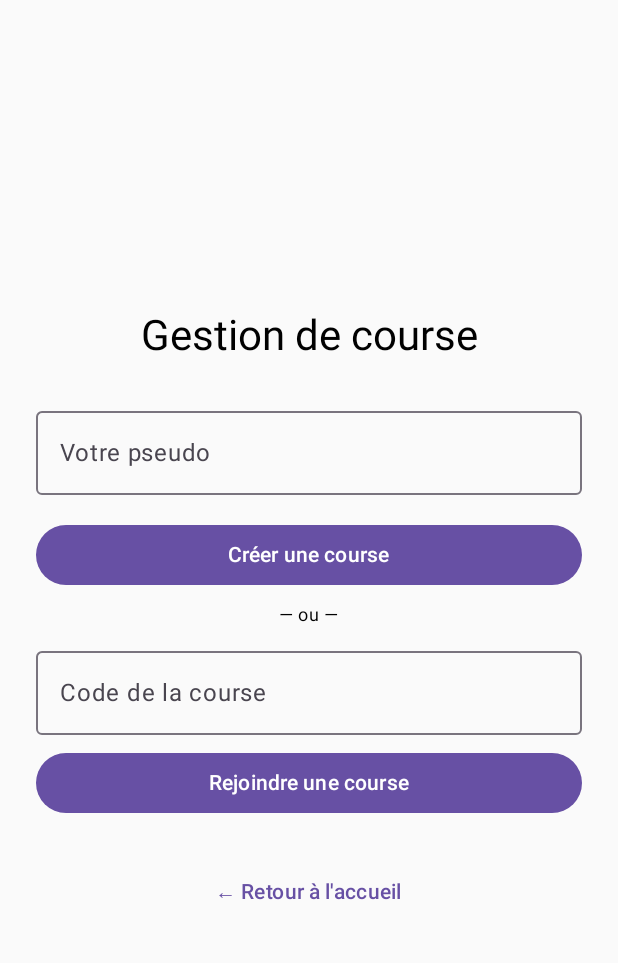
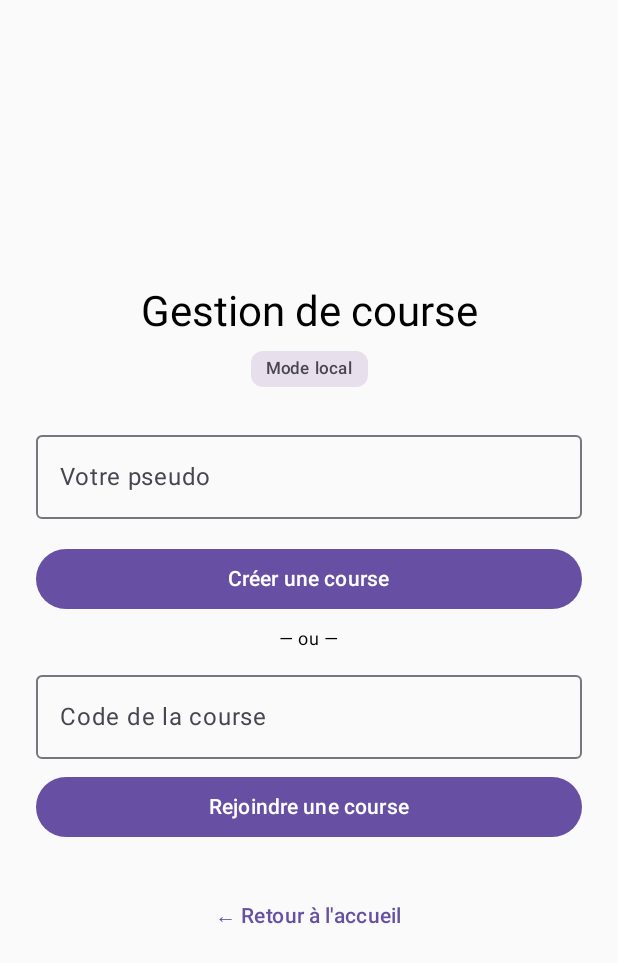
Before and after one commit to GSavatte/KBLE, an Android app built with Jetpack Compose: the screen it shows after launch (MainActivity), after a tap on "Rejoindre une course", on a phone screen of 412 x 824 dp. Shown: the top 963 px of the screen. Run offline under Robolectric (Android 15) with nearby library versions, the phone set to English and light mode, and no system bars; libraries missing offline, so code that uses them is left out: io.github.jan.supabase.

Commit message:
feat: gestion des lobby multi joueur avec supabase

```diff
--- a/app/src/main/AndroidManifest.xml
+++ b/app/src/main/AndroidManifest.xml
@@ -1,6 +1,7 @@
 <?xml version="1.0" encoding="utf-8"?>
 <manifest xmlns:android="http://schemas.android.com/apk/res/android"
     xmlns:tools="http://schemas.android.com/tools">
+    <uses-permission android:name="android.permission.INTERNET" />
     <uses-permission android:name="android.permission.BLUETOOTH" android:maxSdkVersion="30" />
     <uses-permission android:name="android.permission.BLUETOOTH_ADMIN" android:maxSdkVersion="30" />
     <uses-permission android:name="android.permission.BLUETOOTH_SCAN" />
--- /dev/null
+++ b/app/src/main/java/com/example/kble/network/SupabaseClient.kt
@@ -0,0 +1,27 @@
+package com.example.kble.network
+
+import com.example.kble.BuildConfig
+import io.github.jan.supabase.SupabaseClient
+import io.github.jan.supabase.createSupabaseClient
+import io.github.jan.supabase.postgrest.Postgrest
+import io.github.jan.supabase.realtime.Realtime
+import io.ktor.client.engine.okhttp.OkHttp
+
+object KbleSupabase {
+    var url: String = BuildConfig.SUPABASE_URL
+    var anonKey: String = BuildConfig.SUPABASE_ANON_KEY
+
+    val isConfigured: Boolean
+        get() = url.startsWith("https://") && !url.contains("your-project") && anonKey.isNotBlank() && anonKey != "your-anon-key"
+
+    val client: SupabaseClient by lazy {
+        createSupabaseClient(
+            supabaseUrl = url,
+            supabaseKey = anonKey
+        ) {
+            httpEngine = OkHttp.create()
+            install(Postgrest)
+            install(Realtime)
+        }
+    }
+}
--- a/app/src/main/java/com/example/kble/race/RaceScreen.kt
+++ b/app/src/main/java/com/example/kble/race/RaceScreen.kt
@@ -8,7 +8,6 @@ import androidx.compose.runtime.*
 import androidx.compose.ui.Alignment
 import androidx.compose.ui.Modifier
 import androidx.compose.ui.text.font.FontWeight
-import androidx.compose.ui.text.style.TextAlign
 import androidx.compose.ui.unit.dp
 import androidx.lifecycle.viewmodel.compose.viewModel
 
@@ -27,30 +26,79 @@ fun RaceScreen(viewModel: CourseViewModel = viewModel(), onRetour: () -> Unit) {
 
 @Composable
 private fun AccueilCourseScreen(vm: CourseViewModel, onRetour: () -> Unit) {
+    val state by vm.uiState.collectAsState()
     var nom by remember { mutableStateOf("") }
     var code by remember { mutableStateOf("") }
-    var erreur by remember { mutableStateOf<String?>(null) }
+    var erreurLocale by remember { mutableStateOf<String?>(null) }
 
     Column(Modifier.fillMaxSize().padding(24.dp), Arrangement.Center, Alignment.CenterHorizontally) {
         Text("Gestion de course", style = MaterialTheme.typography.headlineMedium)
+        Spacer(Modifier.height(8.dp))
+
+        //badge statut réseau
+        Surface(
+            color = if (vm.isOnline) MaterialTheme.colorScheme.primaryContainer else MaterialTheme.colorScheme.surfaceVariant,
+            shape = MaterialTheme.shapes.small
+        ) {
+            Text(
+                text = if (vm.isOnline) "Supabase connecté" else "Mode local",
+                modifier = Modifier.padding(horizontal = 10.dp, vertical = 4.dp),
+                style = MaterialTheme.typography.labelSmall
+            )
+        }
+
         Spacer(Modifier.height(24.dp))
-        OutlinedTextField(nom, { nom = it }, label = { Text("Votre pseudo") }, singleLine = true, modifier = Modifier.fillMaxWidth())
+        OutlinedTextField(
+            value = nom,
+            onValueChange = { nom = it },
+            label = { Text("Votre pseudo") },
+            singleLine = true,
+            modifier = Modifier.fillMaxWidth()
+        )
         Spacer(Modifier.height(16.dp))
-        Button(onClick = {
-            if (nom.isBlank()) { erreur = "Entrez un pseudo"; return@Button }
-            vm.creerCourse(nom.trim())
-        }, Modifier.fillMaxWidth()) { Text("Créer une course") }
+        Button(
+            onClick = {
+                if (nom.isBlank()) { erreurLocale = "Entrez un pseudo"; return@Button }
+                erreurLocale = null
+                vm.creerCourse(nom.trim())
+            },
+            modifier = Modifier.fillMaxWidth(),
+            enabled = !state.chargement
+        ) {
+            if (state.chargement) CircularProgressIndicator(Modifier.size(20.dp), strokeWidth = 2.dp)
+            else Text("Créer une course")
+        }
         Spacer(Modifier.height(8.dp))
         Text("— ou —", style = MaterialTheme.typography.bodySmall)
         Spacer(Modifier.height(8.dp))
-        OutlinedTextField(code, { code = it.uppercase() }, label = { Text("Code de la course") }, singleLine = true, modifier = Modifier.fillMaxWidth())
+        OutlinedTextField(
+            value = code,
+            onValueChange = { code = it.uppercase() },
+            label = { Text("Code de la course") },
+            singleLine = true,
+            modifier = Modifier.fillMaxWidth()
+        )
         Spacer(Modifier.height(8.dp))
-        Button(onClick = {
-            if (nom.isBlank()) { erreur = "Entrez un pseudo"; return@Button }
-            if (code.isBlank()) { erreur = "Entrez un code"; return@Button }
-            if (!vm.rejoindreCourse(code.trim(), nom.trim())) erreur = "Code invalide ou course pleine"
-        }, Modifier.fillMaxWidth()) { Text("Rejoindre une course") }
-        erreur?.let { Spacer(Modifier.height(8.dp)); Text(it, color = MaterialTheme.colorScheme.error) }
+        Button(
+            onClick = {
+                if (nom.isBlank()) { erreurLocale = "Entrez un pseudo"; return@Button }
+                if (code.isBlank()) { erreurLocale = "Entrez un code"; return@Button }
+                erreurLocale = null
+                vm.rejoindreCourse(code.trim(), nom.trim())
+            },
+            modifier = Modifier.fillMaxWidth(),
+            enabled = !state.chargement
+        ) {
+            if (state.chargement) CircularProgressIndicator(Modifier.size(20.dp), strokeWidth = 2.dp)
+            else Text("Rejoindre une course")
+        }
+
+        val messageErreur = erreurLocale ?: state.erreur
+        messageErreur?.let {
+            Spacer(Modifier.height(8.dp))
+            Text(it, color = MaterialTheme.colorScheme.error, style = MaterialTheme.typography.bodySmall)
+        }
+
         Spacer(Modifier.height(24.dp))
         TextButton(onClick = onRetour) { Text("← Retour à l'accueil") }
     }
@@ -65,23 +113,30 @@ private fun LobbyScreen(vm: CourseViewModel, onRetour: () -> Unit) {
     val estHote = state.joueurLocal?.nom == course.hote
 
     Column(Modifier.fillMaxSize().padding(24.dp), horizontalAlignment = Alignment.CenterHorizontally) {
-        Text("Lobby", style = MaterialTheme.typography.headlineMedium)
+        Text("Lobby de course", style = MaterialTheme.typography.headlineMedium)
         Spacer(Modifier.height(8.dp))
         Card(Modifier.fillMaxWidth()) {
             Column(Modifier.padding(16.dp), horizontalAlignment = Alignment.CenterHorizontally) {
-                Text("Code de la course", style = MaterialTheme.typography.labelMedium)
+                Text("Code d'accès", style = MaterialTheme.typography.labelMedium)
                 Text(course.id, style = MaterialTheme.typography.headlineLarge, fontWeight = FontWeight.Bold)
                 Text("${course.nomCircuit} · ${course.nombreToursTotal} tours · ${course.portesParTour} portes/tour", style = MaterialTheme.typography.bodySmall)
+                if (vm.isOnline) {
+                    Text("Synchronisation temps réel active", style = MaterialTheme.typography.labelSmall, color = MaterialTheme.colorScheme.primary)
+                }
             }
         }
         Spacer(Modifier.height(16.dp))
-        Text("Joueurs (${course.joueurs.size}/${course.maxJoueurs})", style = MaterialTheme.typography.titleMedium)
+        Text("Joueurs connectés (${course.joueurs.size}/${course.maxJoueurs})", style = MaterialTheme.typography.titleMedium)
         Spacer(Modifier.height(8.dp))
         LazyColumn(Modifier.weight(1f).fillMaxWidth()) {
             itemsIndexed(course.joueurs) { i, joueur ->
-                Card(Modifier.fillMaxWidth().padding(vertical = 4.dp)) {
-                    Row(Modifier.padding(12.dp).fillMaxWidth(), Arrangement.SpaceBetween) {
-                        Text("${i + 1}. ${joueur.nom}")
+                val estMoi = joueur.id == state.joueurLocal?.id
+                Card(
+                    Modifier.fillMaxWidth().padding(vertical = 4.dp),
+                    colors = if (estMoi) CardDefaults.cardColors(containerColor = MaterialTheme.colorScheme.primaryContainer) else CardDefaults.cardColors()
+                ) {
+                    Row(Modifier.padding(12.dp).fillMaxWidth(), Arrangement.SpaceBetween, Alignment.CenterVertically) {
+                        Text("${i + 1}. ${joueur.nom} ${if (estMoi) "(vous)" else ""}", fontWeight = if (estMoi) FontWeight.Bold else FontWeight.Normal)
                         if (joueur.nom == course.hote) Text("Hôte", style = MaterialTheme.typography.labelSmall)
                     }
                 }
@@ -90,9 +145,17 @@ private fun LobbyScreen(vm: CourseViewModel, onRetour: () -> Unit) {
         Spacer(Modifier.height(16.dp))
         if (estHote) {
             Button({ vm.lancerCourse() }, Modifier.fillMaxWidth(), enabled = course.joueurs.isNotEmpty()) {
-                Text("🚦 Lancer la course !")
+                Text("Lancer la course pour tous !")
             }
-        } else Text("En attente du lancement par l'hôte…")
+        } else {
+            Card(Modifier.fillMaxWidth(), colors = CardDefaults.cardColors(containerColor = MaterialTheme.colorScheme.surfaceVariant)) {
+                Row(Modifier.padding(16.dp).fillMaxWidth(), horizontalArrangement = Arrangement.Center, verticalAlignment = Alignment.CenterVertically) {
+                    CircularProgressIndicator(Modifier.size(16.dp), strokeWidth = 2.dp)
+                    Spacer(Modifier.width(12.dp))
+                    Text("En attente du départ par l'hôte…", style = MaterialTheme.typography.bodyMedium)
+                }
+            }
+        }
         Spacer(Modifier.height(8.dp))
         TextButton({ vm.quitterCourse(); onRetour() }) { Text("Quitter le lobby") }
     }
@@ -108,24 +171,22 @@ private fun CourseEnCoursScreen(vm: CourseViewModel, onRetour: () -> Unit) {
     val totalPortes = course.nombreToursTotal * course.portesParTour
 
     Column(Modifier.fillMaxSize().padding(16.dp)) {
-        // Carte de statut personnel
         Card(Modifier.fillMaxWidth(), colors = CardDefaults.cardColors(containerColor = MaterialTheme.colorScheme.primaryContainer)) {
             Column(Modifier.padding(16.dp)) {
                 Text("Position : ${moi.position}/${course.joueurs.size}", style = MaterialTheme.typography.headlineLarge, fontWeight = FontWeight.Bold)
                 Text("Tour ${moi.tourActuel}/${course.nombreToursTotal} · Porte ${moi.dernierePorte}/$totalPortes")
-                Text("Temps : ${"%.1f".format(moi.tempsMs / 1000.0)}s", style = MaterialTheme.typography.bodyLarge)
+                Text("Chrono : ${"%.1f".format(moi.tempsMs / 1000.0)}s", style = MaterialTheme.typography.bodyLarge)
             }
         }
         Spacer(Modifier.height(12.dp))
 
-        // Boutons d'action
         Row(Modifier.fillMaxWidth(), Arrangement.spacedBy(8.dp)) {
             Button({ vm.enregistrerPassagePorte() }, Modifier.weight(1f), enabled = !moi.aFini) {
-                Text(if (moi.aFini) "Arrivé !" else "⚡ Porte")
+                Text(if (moi.aFini) "Arrivé !" else "Valider porte")
             }
-            if (course.joueurs.size > 1) {
+            if (!vm.isOnline && course.joueurs.size > 1) {
                 OutlinedButton({ vm.simulerAdversaire() }, Modifier.weight(1f)) {
-                    Text("🤖 Simul. IA")
+                    Text("Simulation")
                 }
             }
         }
@@ -134,7 +195,6 @@ private fun CourseEnCoursScreen(vm: CourseViewModel, onRetour: () -> Unit) {
         Text("Classement en direct", style = MaterialTheme.typography.titleMedium)
         Spacer(Modifier.height(8.dp))
 
-        // Tableau de classement
         LazyColumn(Modifier.weight(1f)) {
             val classement = course.joueurs.sortedBy { it.position }
             itemsIndexed(classement) { _, joueur ->
@@ -147,7 +207,7 @@ private fun CourseEnCoursScreen(vm: CourseViewModel, onRetour: () -> Unit) {
                         val medaille = when (joueur.position) { 1 -> "🥇"; 2 -> "🥈"; 3 -> "🥉"; else -> "  " }
                         Text("$medaille ${joueur.nom}", fontWeight = if (estMoi) FontWeight.Bold else FontWeight.Normal)
                         Text(
-                            if (joueur.aFini) "${"%.1f".format(joueur.tempsMs / 1000.0)}s"
+                            if (joueur.aFini) "Terminé (${"%.1f".format(joueur.tempsMs / 1000.0)}s)"
                             else "T${joueur.tourActuel} P${joueur.dernierePorte}"
                         )
                     }
@@ -155,7 +215,7 @@ private fun CourseEnCoursScreen(vm: CourseViewModel, onRetour: () -> Unit) {
             }
         }
         Spacer(Modifier.height(8.dp))
-        TextButton({ vm.quitterCourse(); onRetour() }) { Text("🏳️ Abandonner la course") }
+        TextButton({ vm.quitterCourse(); onRetour() }) { Text("Abandonner la course") }
     }
 }
 
@@ -173,7 +233,6 @@ private fun ResultatsScreen(vm: CourseViewModel, onRetour: () -> Unit) {
         Text(course.nomCircuit, style = MaterialTheme.typography.bodyMedium)
         Spacer(Modifier.height(24.dp))
 
-        // Podium top 3
         classement.take(3).forEach { joueur ->
             val medaille = when (joueur.position) { 1 -> "🥇"; 2 -> "🥈"; 3 -> "🥉"; else -> "" }
             Card(
@@ -187,7 +246,6 @@ private fun ResultatsScreen(vm: CourseViewModel, onRetour: () -> Unit) {
             }
         }
 
-        // Reste du classement
         if (classement.size > 3) {
             Spacer(Modifier.height(16.dp))
             classement.drop(3).forEach { joueur ->
--- a/build.gradle.kts
+++ b/build.gradle.kts
@@ -2,4 +2,5 @@
 plugins {
     alias(libs.plugins.android.application) apply false
     alias(libs.plugins.kotlin.compose) apply false
+    alias(libs.plugins.kotlin.serialization) apply false
 }
```
Also changed, not shown: app/build.gradle.kts (+34 -0 lines), app/src/main/java/com/example/kble/race/RaceModels.kt (+17 -11 lines), app/src/main/java/com/example/kble/race/RaceViewModel.kt (+301 -33 lines), gradle/libs.versions.toml (+11 -0 lines), 2 other files.
